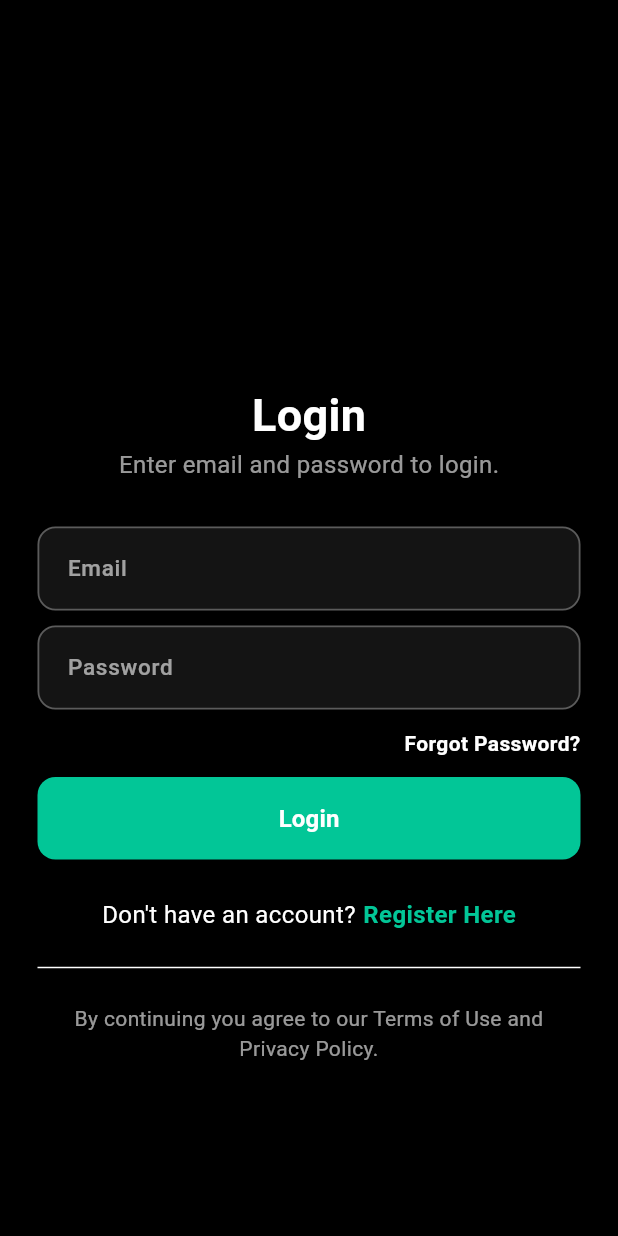
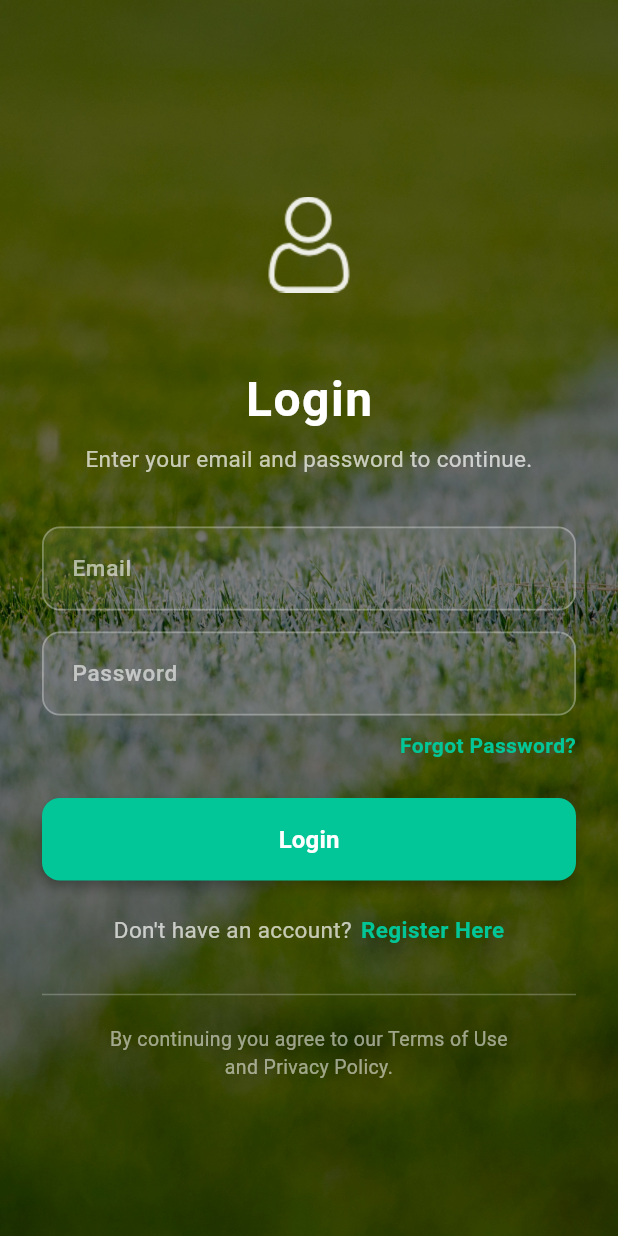
Before and after one commit to Sthabiso10/Wager-App, a Flutter app: the screen it shows after launch, on a phone screen of 412 x 824 dp. Run offline on Flutter 3.47's test engine with Material 3 defaults, Android fonts, the phone set to English and light mode, and no system bars; our stand-ins replace cloud_firestore, firebase_auth, firebase_core, get_it, google_fonts, google_nav_bar and 1 more; accounts and stored records are empty; Roboto replaces fonts that are missing (Ubuntu).

Commit message:
Update login_view.dart

```diff
--- a/lib/app/login/login_view/login_view.dart
+++ b/lib/app/login/login_view/login_view.dart
@@ -4,7 +4,6 @@
 import 'package:wager_app/app/global_widgets/my_textfield.dart';
 import 'package:wager_app/app/login/view_models/login_view_model.dart';
 import 'package:wager_app/styles/colors.dart';
-import 'package:wager_app/styles/dimensions.dart';
 
 class LoginView extends StatefulWidget {
   final void Function()? onTap;
@@ -21,82 +20,121 @@
       viewModelBuilder: () => LoginViewModel(),
       builder: (context, model, child) => Scaffold(
         resizeToAvoidBottomInset: false,
-        backgroundColor: backgroundColor,
         body: Stack(
           children: [
+            // 🔥 Background image
+            Container(
+              decoration: const BoxDecoration(
+                image: DecorationImage(
+                  image: AssetImage('assets/wager_background.jpg'),
+                  fit: BoxFit.cover,
+                ),
+              ),
+            ),
+
+            // 🔥 Dark overlay to make the UI readable
+            Container(
+              color: Colors.black.withOpacity(0.55),
+            ),
+
+            // 🔥 Main content
             Center(
               child: Padding(
-                padding: const EdgeInsets.all(25.0),
+                padding: const EdgeInsets.symmetric(horizontal: 28.0),
                 child: SingleChildScrollView(
                   child: Column(
-                    mainAxisAlignment: MainAxisAlignment.center,
                     children: [
+                      // Logo
                       Image.asset(
                         'assets/user.png',
-                        height: 140,
+                        height: 120,
+                        color: Colors.white.withOpacity(0.9),
                       ),
+
+                      const SizedBox(height: 20),
+
+                      // Title
                       Text(
                         'Login',
                         style: TextStyle(
-                            color: colorText,
-                            fontWeight: FontWeight.bold,
-                            fontSize: 30),
+                          color: Colors.white,
+                          fontWeight: FontWeight.w700,
+                          fontSize: 32,
+                          letterSpacing: 1,
                         ),
+                      ),
+
+                      const SizedBox(height: 6),
+
+                      // Subtitle
                       const Text(
-                        'Enter email and password to login.',
-                        style: TextStyle(color: Colors.white60, fontSize: 16),
+                        'Enter your email and password to continue.',
+                        style: TextStyle(
+                          color: Colors.white70,
+                          fontSize: 15,
                         ),
-                      const SizedBox(
-                        height: 30,
+                        textAlign: TextAlign.center,
                       ),
+
+                      const SizedBox(height: 35),
+
+                      // Email
                       MyTextField(
                         hintText: 'Email',
                         obscureText: false,
-                          controller: model.emailController),
-                      const SizedBox(
-                        height: 10,
+                        controller: model.emailController,
                       ),
+
+                      const SizedBox(height: 14),
+
+                      // Password
                       MyTextField(
                         hintText: 'Password',
                         obscureText: true,
-                          controller: model.passwordController),
-                      const SizedBox(
-                        height: 10,
+                        controller: model.passwordController,
                       ),
-                      Row(
-                        mainAxisAlignment: MainAxisAlignment.end,
-                        children: [
-                          Text(
+
+                      const SizedBox(height: 10),
+
+                      // Forgot password
+                      Align(
+                        alignment: Alignment.centerRight,
+                        child: Text(
                           'Forgot Password?',
                           style: TextStyle(
-                                color: colorText, fontWeight: FontWeight.bold),
+                            color: colorAccent,
+                            fontWeight: FontWeight.w600,
                           ),
-                          const SizedBox(
-                            height: 25,
                         ),
-                        ],
                       ),
-                      const SizedBox(
-                        height: 10,
-                      ),
-                      MyButton(
+
+                      const SizedBox(height: 25),
+
+                      // Login button
+                      SizedBox(
+                        width: double.infinity,
+                        child: MyButton(
                           text: 'Login',
                           onPressed: () {
                             model.login(context);
-                          }),
-                      const SizedBox(
-                        height: 25,
+                          },
                         ),
+                      ),
+
+                      const SizedBox(height: 22),
+
+                      // Register
                       Row(
                         mainAxisAlignment: MainAxisAlignment.center,
                         children: [
-                          Text(
+                          const Text(
                             "Don't have an account?",
-                            style: TextStyle(color: colorText, fontSize: 16),
+                            style: TextStyle(
+                              color: Colors.white70,
+                              fontSize: 15,
                             ),
-                          const SizedBox(
-                            width: 5,
                           ),
+                          const SizedBox(width: 6),
                           GestureDetector(
                             onTap: widget.onTap,
                             child: Text(
@@ -104,21 +142,28 @@
                               style: TextStyle(
                                 color: colorAccent,
                                 fontWeight: FontWeight.bold,
-                                  fontSize: 16),
+                                fontSize: 15,
+                              ),
                             ),
                           )
                         ],
                       ),
-                      spacingHeight16,
+
+                      const SizedBox(height: 25),
+
+                      // Divider
                       Divider(
-                        color: colorText,
+                        color: Colors.white24,
                         thickness: 1,
                       ),
-                      spacingHeight16,
+
+                      const SizedBox(height: 12),
+
                       const Text(
-                        'By continuing you agree to our Terms of Use and Privacy Policy.',
+                        'By continuing you agree to our Terms of Use\nand Privacy Policy.',
                         style: TextStyle(
-                          color: Colors.white60,
+                          color: Colors.white54,
+                          fontSize: 13,
                         ),
                         textAlign: TextAlign.center,
                       ),
@@ -127,8 +172,10 @@
                 ),
               ),
             ),
+
+            // 🔥 Loading overlay
             if (model.isBusy) ...[
-              const ModalBarrier(dismissible: false, color: Colors.black26),
+              const ModalBarrier(dismissible: false, color: Colors.black38),
               const Center(child: CircularProgressIndicator()),
             ]
           ],
```
Lines whose indentation alone changed are shown as unchanged.
